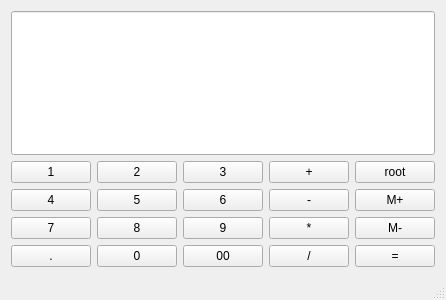
Above: kalkulator.ui from mufraswid/VCalculator before the change. Below: the same form after it.
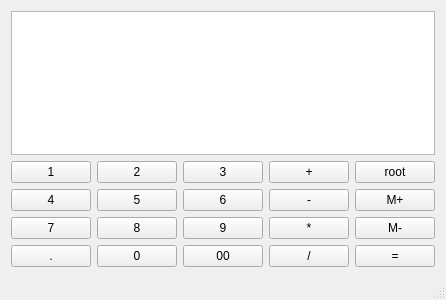
That is the form after the change.

Commit message: Base and operator exceptions. Edit UI

Patch:
```diff
--- a/kalkulator.ui
+++ b/kalkulator.ui
@@ -28,16 +28,6 @@
       </property>
      </widget>
     </item>
-    <item row="0" column="0" colspan="5">
-     <widget class="QLineEdit" name="display">
-      <property name="sizePolicy">
-       <sizepolicy hsizetype="Preferred" vsizetype="Expanding">
-        <horstretch>0</horstretch>
-        <verstretch>0</verstretch>
-       </sizepolicy>
-      </property>
-     </widget>
-    </item>
     <item row="1" column="0">
      <widget class="QPushButton" name="button1">
       <property name="sizePolicy">
@@ -285,6 +275,9 @@
       </property>
      </widget>
     </item>
+    <item row="0" column="0" colspan="5">
+     <widget class="QTextEdit" name="display"/>
+    </item>
    </layout>
   </widget>
   <widget class="QMenuBar" name="menuBar">
```
The commit also changes 11 other files.
